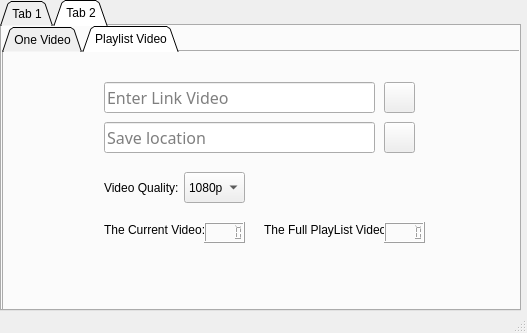
Qt form main.ui (bourigue/DownloadManager) before a commit.
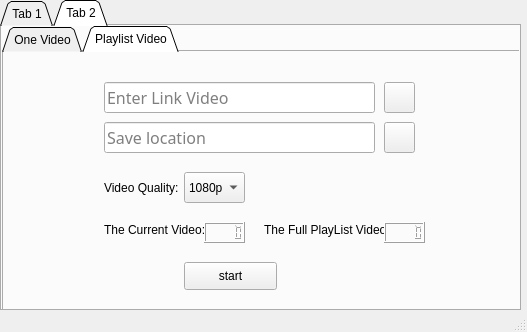
The same form after that commit. The open tabs and pages were chosen to show the change. Icons and pictures are not drawn.

```diff
--- a/main.ui
+++ b/main.ui
@@ -7,7 +7,7 @@
     <x>0</x>
     <y>0</y>
     <width>527</width>
-    <height>333</height>
+    <height>332</height>
    </rect>
   </property>
   <property name="windowTitle">
@@ -547,6 +547,19 @@
          <string>Save location</string>
         </property>
        </widget>
+       <widget class="QPushButton" name="pushButton_8">
+        <property name="geometry">
+         <rect>
+          <x>180</x>
+          <y>210</y>
+          <width>93</width>
+          <height>28</height>
+         </rect>
+        </property>
+        <property name="text">
+         <string>start</string>
+        </property>
+       </widget>
       </widget>
      </widget>
     </widget>
```
Left out of the diff: 4 changed lines with no effect on the pictures.
